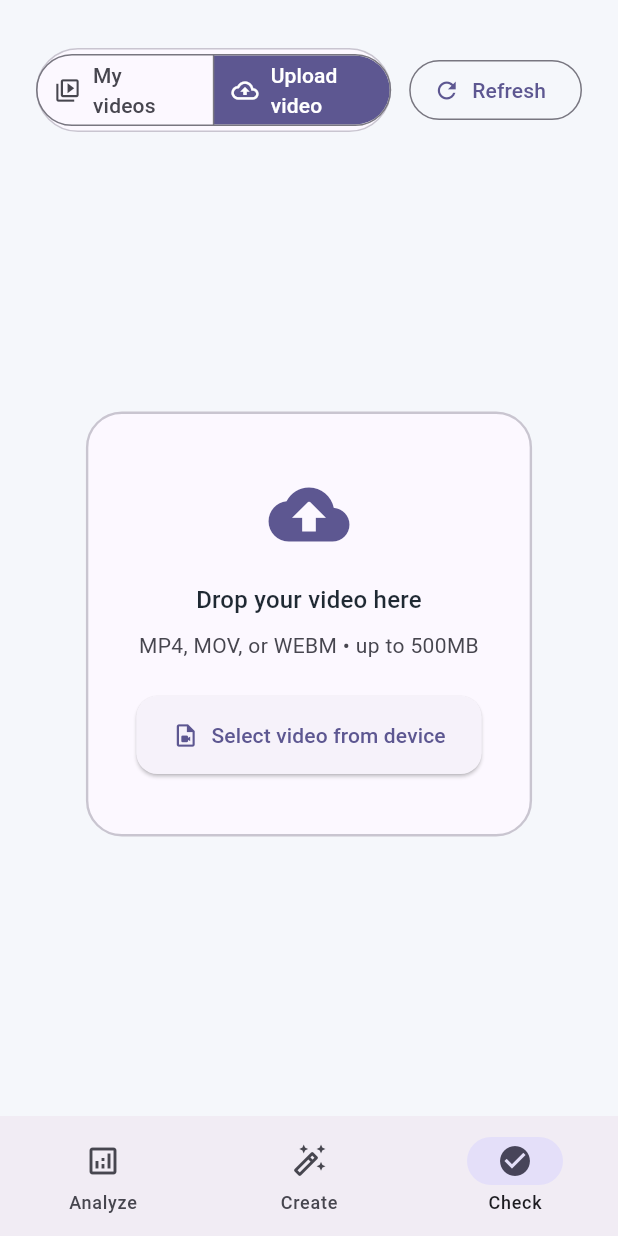
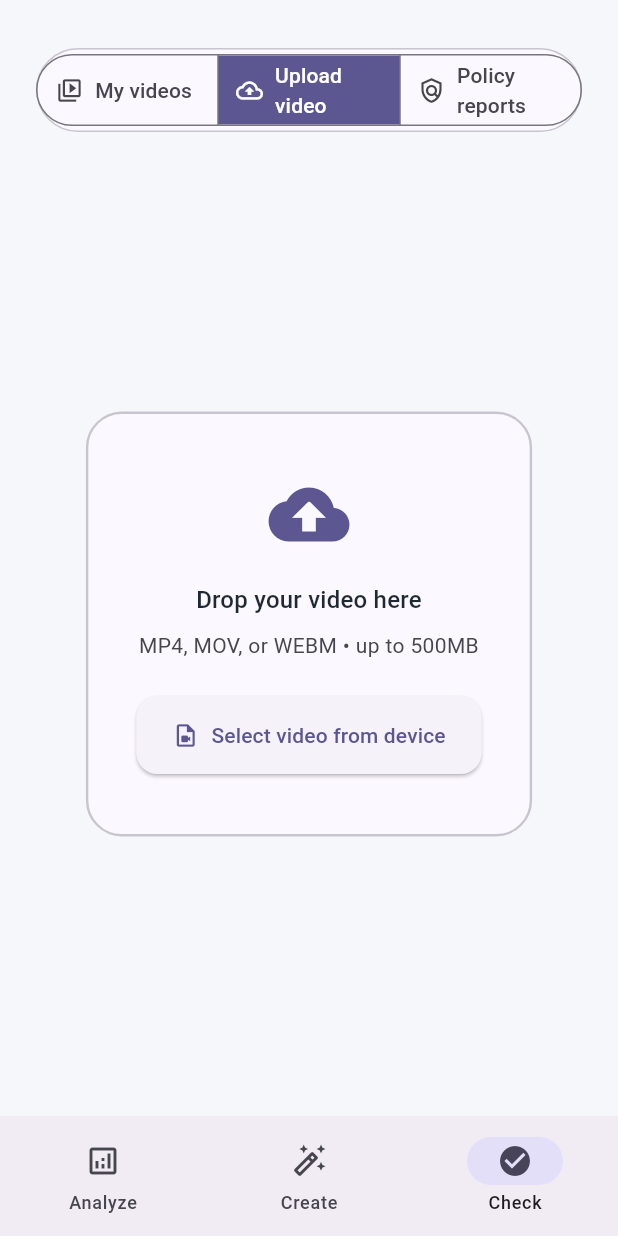
Before and after one commit to alex-lemeshinsky/ai_growth_strategist, a Flutter app: the screen it shows after launch, item 3 of the bottom bar chosen, after a tap on "Upload video", on a phone screen of 412 x 824 dp. Run offline on Flutter 3.47's test engine with Material 3 defaults, Android fonts, the phone set to English and light mode, and no system bars; our stand-ins replace cross_file, file_picker, flutter_dotenv, flutter_html, flutter_riverpod, freezed_annotation and 1 more; missing offline and left inert: desktop_drop, googleapis, mongo_dart; generated files the repository leaves out were written again; network calls fail.

Commit message:
policy report history

```diff
--- a/frontend/lib/data/repository/remote_repository.dart
+++ b/frontend/lib/data/repository/remote_repository.dart
@@ -70,10 +70,7 @@ class RemoteRepository {
   }
 
   Map<String, String> _headers([Map<String, String>? overrides]) {
-    return {
-      _ngrokHeaderKey: _ngrokHeaderValue,
-      if (overrides != null) ...overrides,
-    };
+    return {_ngrokHeaderKey: _ngrokHeaderValue, if (overrides != null) ...overrides};
   }
 
   Future<String> generateVideo(GenerateVideoRequestModel payload) async {
@@ -94,13 +91,33 @@ class RemoteRepository {
       query['status'] = status;
     }
     final uri = _resolve('/api/v1/tasks', query);
-    final decoded = _decodeOrThrow(
-      uri,
-      await _client.get(uri, headers: _headers()),
-    );
+    final decoded = _decodeOrThrow(uri, await _client.get(uri, headers: _headers()));
 
     if (decoded['tasks'] is List) {
       return decoded['tasks'] as List<dynamic>;
+    }
+    return const [];
+  }
+
+  Future<List<dynamic>> listPolicyTasks({
+    int skip = 0,
+    int limit = 20,
+    String? status,
+    String? platform,
+  }) async {
+    final query = <String, dynamic>{'skip': skip, 'limit': limit};
+    if (status != null && status.isNotEmpty) {
+      query['status'] = status;
+    }
+    if (platform != null && platform.isNotEmpty) {
+      query['platform'] = platform;
+    }
+    final uri = _resolve('/api/v1/policy/tasks', query);
+    final decoded = _decodeOrThrow(uri, await _client.get(uri, headers: _headers()));
+
+    final tasks = decoded['tasks'];
+    if (tasks is List) {
+      return tasks;
     }
     return const [];
   }
@@ -121,6 +138,11 @@ class RemoteRepository {
     return raw.whereType<Map<String, dynamic>>().map(TaskEntity.fromJson).toList(growable: false);
   }
 
+  Future<List<TaskEntity>> listCompletedPolicyTasks({String? platform}) async {
+    final raw = await listPolicyTasks(status: 'COMPLETED', platform: platform);
+    return raw.whereType<Map<String, dynamic>>().map(TaskEntity.fromJson).toList(growable: false);
+  }
+
   Future<Map<String, dynamic>> analyzeCreatives(String taskId) async {
     final uri = _resolve('/api/v1/analyze-creatives/$taskId');
     return _postJson(uri, const {});
--- a/frontend/lib/domain/entities/task_entity.dart
+++ b/frontend/lib/domain/entities/task_entity.dart
@@ -8,7 +8,6 @@ abstract class TaskEntity with _$TaskEntity {
   @JsonSerializable(fieldRename: FieldRename.snake)
   const factory TaskEntity({
     required String taskId,
-    required String url,
     required String status,
     String? pageName,
     String? pageId,
--- a/frontend/lib/presentation/controllers/check/check_screen_notifier.dart
+++ b/frontend/lib/presentation/controllers/check/check_screen_notifier.dart
@@ -5,10 +5,10 @@ import 'package:file_picker/file_picker.dart';
 import 'package:flutter_riverpod/flutter_riverpod.dart';
 
 import '../../../data/repository/google_drive_repository.dart';
+import '../../../data/repository/remote_repository.dart';
 import 'check_screen_state.dart';
 
-final checkScreenProvider =
-    NotifierProvider<CheckScreenNotifier, CheckScreenState>(
+final checkScreenProvider = NotifierProvider<CheckScreenNotifier, CheckScreenState>(
   CheckScreenNotifier.new,
 );
 
@@ -16,19 +16,25 @@ class CheckScreenNotifier extends Notifier<CheckScreenState> {
   static const _folderId = '11rTyyKmSJKhC7QvH1RnmjxagFlw56I9F';
 
   final GoogleDriveRepository _repository = GoogleDriveRepository();
+  late final RemoteRepository _remoteRepository;
 
   @override
-  CheckScreenState build() => const CheckScreenState();
+  CheckScreenState build() {
+    _remoteRepository = ref.read(remoteRepositoryProvider);
+    return const CheckScreenState();
+  }
 
   void setSegment(CheckSegment segment) {
     if (state.segment == segment) {
       return;
     }
     state = state.copyWith(segment: segment);
-    if (segment == CheckSegment.myVideos &&
-        state.driveFiles.isEmpty &&
-        !state.isLoadingFiles) {
+    if (segment == CheckSegment.myVideos && state.driveFiles.isEmpty && !state.isLoadingFiles) {
       unawaited(_loadDriveFiles());
+    } else if (segment == CheckSegment.policyReports &&
+        state.policyTasks.isEmpty &&
+        !state.isLoadingPolicyTasks) {
+      unawaited(loadPolicyTasks());
     }
   }
 
@@ -40,11 +46,7 @@ class CheckScreenNotifier extends Notifier<CheckScreenState> {
   }
 
   void clearSelection() {
-    state = state.copyWith(
-      selectedVideoName: null,
-      selectedVideoSize: null,
-      errorMessage: null,
-    );
+    state = state.copyWith(selectedVideoName: null, selectedVideoSize: null, errorMessage: null);
   }
 
   void registerVideo({required String name, int? sizeInBytes}) {
@@ -100,8 +102,7 @@ class CheckScreenNotifier extends Notifier<CheckScreenState> {
       state = state.copyWith(
         isLoadingFiles: false,
         hasDriveAccess: false,
-        driveError:
-            'Failed to connect to Google Drive. Please try again. (${error.toString()})',
+        driveError: 'Failed to connect to Google Drive. Please try again. (${error.toString()})',
       );
     }
   }
@@ -130,11 +131,7 @@ class CheckScreenNotifier extends Notifier<CheckScreenState> {
 
     try {
       final files = await _repository.listAllFilesInFolder(folderId: _folderId);
-      state = state.copyWith(
-        isLoadingFiles: false,
-        driveFiles: files,
-        hasDriveAccess: true,
-      );
+      state = state.copyWith(isLoadingFiles: false, driveFiles: files, hasDriveAccess: true);
     } catch (error) {
       state = state.copyWith(
         isLoadingFiles: false,
@@ -144,4 +141,19 @@ class CheckScreenNotifier extends Notifier<CheckScreenState> {
       );
     }
   }
+
+  Future<void> loadPolicyTasks({bool force = false}) async {
+    if (state.isLoadingPolicyTasks && !force) {
+      return;
+    }
+
+    state = state.copyWith(isLoadingPolicyTasks: true, policyTasksError: null);
+
+    try {
+      final tasks = await _remoteRepository.listCompletedPolicyTasks();
+      state = state.copyWith(isLoadingPolicyTasks: false, policyTasks: tasks);
+    } catch (error) {
+      state = state.copyWith(isLoadingPolicyTasks: false, policyTasksError: error.toString());
+    }
+  }
 }
--- a/frontend/lib/presentation/controllers/check/check_screen_state.dart
+++ b/frontend/lib/presentation/controllers/check/check_screen_state.dart
@@ -1,10 +1,11 @@
 import 'package:freezed_annotation/freezed_annotation.dart';
 
 import '../../../data/repository/google_drive_repository.dart';
+import '../../../domain/entities/task_entity.dart';
 
 part 'check_screen_state.freezed.dart';
 
-enum CheckSegment { myVideos, uploadVideo }
+enum CheckSegment { myVideos, uploadVideo, policyReports }
 
 @freezed
 abstract class CheckScreenState with _$CheckScreenState {
@@ -18,6 +19,9 @@ abstract class CheckScreenState with _$CheckScreenState {
     @Default(<DriveFile>[]) List<DriveFile> driveFiles,
     @Default(false) bool isLoadingFiles,
     String? driveError,
+    @Default(<TaskEntity>[]) List<TaskEntity> policyTasks,
+    @Default(false) bool isLoadingPolicyTasks,
+    String? policyTasksError,
   }) = _CheckScreenState;
 
   const CheckScreenState._();
--- a/frontend/lib/presentation/screens/check/check_screen.dart
+++ b/frontend/lib/presentation/screens/check/check_screen.dart
@@ -1,15 +1,33 @@
 import 'package:desktop_drop/desktop_drop.dart';
 import 'package:flutter/material.dart';
+import 'package:flutter_dotenv/flutter_dotenv.dart';
 import 'package:flutter_riverpod/flutter_riverpod.dart';
+import 'package:url_launcher/url_launcher.dart';
 
 import '../../controllers/check/check_screen_notifier.dart';
 import '../../controllers/check/check_screen_state.dart';
 
-class CheckScreen extends ConsumerWidget {
+class CheckScreen extends ConsumerStatefulWidget {
   const CheckScreen({super.key});
 
   @override
-  Widget build(BuildContext context, WidgetRef ref) {
+  ConsumerState<CheckScreen> createState() => _CheckScreenState();
+}
+
+class _CheckScreenState extends ConsumerState<CheckScreen> {
+  @override
+  void initState() {
+    super.initState();
+    WidgetsBinding.instance.addPostFrameCallback((_) {
+      if (!mounted) {
+        return;
+      }
+      ref.read(checkScreenProvider.notifier).loadPolicyTasks();
+    });
+  }
+
+  @override
+  Widget build(BuildContext context) {
     final theme = Theme.of(context);
     final state = ref.watch(checkScreenProvider);
     final notifier = ref.read(checkScreenProvider.notifier);
@@ -40,6 +58,11 @@ class CheckScreen extends ConsumerWidget {
                         label: Text('Upload video'),
                         icon: Icon(Icons.cloud_upload_outlined),
                       ),
+                      ButtonSegment(
+                        value: CheckSegment.policyReports,
+                        label: Text('Policy reports'),
+                        icon: Icon(Icons.policy_outlined),
+                      ),
                     ],
                     showSelectedIcon: false,
                     selected: {state.segment},
@@ -66,6 +89,7 @@ class CheckScreen extends ConsumerWidget {
                   ),
                 ),
               ),
+              if (state.segment == CheckSegment.myVideos) ...[
                 const SizedBox(width: 12),
                 OutlinedButton.icon(
                   onPressed: state.isLoadingFiles ? null : () => notifier.refreshDriveFiles(),
@@ -78,14 +102,31 @@ class CheckScreen extends ConsumerWidget {
                       : const Icon(Icons.refresh),
                   label: const Text('Refresh'),
                 ),
+              ] else if (state.segment == CheckSegment.policyReports) ...[
+                const SizedBox(width: 12),
+                OutlinedButton.icon(
+                  onPressed: state.isLoadingPolicyTasks
+                      ? null
+                      : () => notifier.loadPolicyTasks(force: true),
+                  icon: state.isLoadingPolicyTasks
+                      ? const SizedBox(
+                          width: 16,
+                          height: 16,
+                          child: CircularProgressIndicator(strokeWidth: 2),
+                        )
+                      : const Icon(Icons.refresh),
+                  label: const Text('Refresh'),
+                ),
+              ],
             ],
           ),
           const SizedBox(height: 32),
           Expanded(
             child: AnimatedSwitcher(
               duration: const Duration(milliseconds: 250),
-              child: state.segment == CheckSegment.myVideos
-                  ? state.hasDriveAccess
+              child: switch (state.segment) {
+                CheckSegment.myVideos =>
+                  state.hasDriveAccess
                       ? _MyVideosView(
                           key: const ValueKey('drive-view'),
                           state: state,
@@ -96,8 +137,10 @@ class CheckScreen extends ConsumerWidget {
                           isLoading: state.isLoadingFiles,
                           error: state.driveError,
                           onConnect: notifier.connectDrive,
-                          )
-                  : const UploadVideoForm(),
+                        ),
+                CheckSegment.uploadVideo => const UploadVideoForm(),
+                CheckSegment.policyReports => const _PolicyReportsView(),
+              },
             ),
           ),
         ],
@@ -186,6 +229,117 @@ class _EmptyDrivePlaceholder extends StatelessWidget {
           ),
         ],
       ),
+    );
+  }
+}
+
+class _PolicyReportsView extends ConsumerWidget {
+  const _PolicyReportsView();
+
+  @override
+  Widget build(BuildContext context, WidgetRef ref) {
+    final state = ref.watch(checkScreenProvider);
+    final notifier = ref.read(checkScreenProvider.notifier);
+    final theme = Theme.of(context);
+    final baseUrl = dotenv.get('BASE_URL');
+
+    return Card(
+      elevation: 0,
+      shape: RoundedRectangleBorder(borderRadius: BorderRadius.circular(20)),
+      child: Padding(
+        padding: const EdgeInsets.symmetric(horizontal: 20, vertical: 16),
+        child: Column(
+          crossAxisAlignment: CrossAxisAlignment.stretch,
+          children: [
+            Row(
+              children: [
+                Text('Policy Report History', style: theme.textTheme.titleMedium),
+                const Spacer(),
+                IconButton(
+                  tooltip: 'Refresh',
+                  onPressed: state.isLoadingPolicyTasks
+                      ? null
+                      : () => notifier.loadPolicyTasks(force: true),
+                  icon: state.isLoadingPolicyTasks
+                      ? const SizedBox(
+                          width: 18,
+                          height: 18,
+                          child: CircularProgressIndicator(strokeWidth: 2),
+                        )
+                      : const Icon(Icons.refresh),
+                ),
+              ],
+            ),
+            const SizedBox(height: 12),
+            if (state.policyTasksError != null)
+              _PolicyTasksError(
+                message: state.policyTasksError!,
+                onRetry: () => notifier.loadPolicyTasks(force: true),
+              )
+            else if (state.isLoadingPolicyTasks)
+              const Center(child: CircularProgressIndicator())
+            else if (state.policyTasks.isEmpty)
+              Text(
+                'No policy reports yet. Completed policy checks will appear here.',
+                style: theme.textTheme.bodySmall,
+              )
+            else
+              Expanded(
+                child: ListView.separated(
+                  itemCount: state.policyTasks.length,
+                  itemBuilder: (context, index) {
+                    final task = state.policyTasks[index];
+                    final title = (task.pageName?.trim().isNotEmpty ?? false)
+                        ? task.pageName!.trim()
+                        : 'Task ${task.taskId}';
+                    final reportUrl = '$baseUrl/report/policy/${task.taskId}';
+
+                    return ListTile(
+                      contentPadding: EdgeInsets.zero,
+                      title: Text(title, maxLines: 1, overflow: TextOverflow.ellipsis),
+                      subtitle: Text(task.status, style: theme.textTheme.bodySmall),
+                      trailing: const Icon(Icons.open_in_new),
+                      onTap: () => _openPolicyReport(context, reportUrl),
+                    );
+                  },
+                  separatorBuilder: (_, __) => const Divider(height: 1),
+                ),
+              ),
+          ],
+        ),
+      ),
+    );
+  }
+
+  Future<void> _openPolicyReport(BuildContext context, String url) async {
+    final uri = Uri.parse(url);
+    final messenger = ScaffoldMessenger.of(context);
+    if (!await launchUrl(uri, mode: LaunchMode.externalApplication)) {
+      messenger.showSnackBar(SnackBar(content: Text('Unable to open report URL: $url')));
+    }
+  }
+}
+
+class _PolicyTasksError extends StatelessWidget {
+  const _PolicyTasksError({required this.message, required this.onRetry});
+
+  final String message;
+  final VoidCallback onRetry;
+
+  @override
+  Widget build(BuildContext context) {
+    final theme = Theme.of(context);
+    return Column(
+      crossAxisAlignment: CrossAxisAlignment.start,
+      children: [
+        Text(message, style: theme.textTheme.bodySmall?.copyWith(color: theme.colorScheme.error)),
+        const SizedBox(height: 8),
+        TextButton.icon(
+          onPressed: onRetry,
+          icon: const Icon(Icons.refresh),
+          label: const Text('Try again'),
+        ),
+      ],
     );
   }
 }
```
Lines whose indentation alone changed are shown as unchanged.
